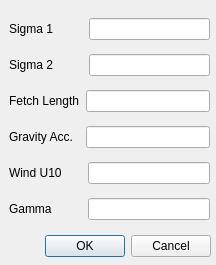
First picture: the form in plugins/seaLab/cjonswapspectrumdlg.ui, repository LabRPS/LabRPS, before the edit.
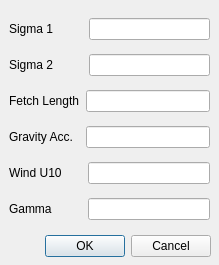
Second picture: the form after the edit.

The edit to the form file:
```diff
--- a/plugins/seaLab/cjonswapspectrumdlg.ui
+++ b/plugins/seaLab/cjonswapspectrumdlg.ui
@@ -6,7 +6,7 @@
    <rect>
     <x>0</x>
     <y>0</y>
-    <width>216</width>
+    <width>219</width>
     <height>265</height>
    </rect>
   </property>
```
Left out of the diff: 2 changed lines with no effect on the pictures.
